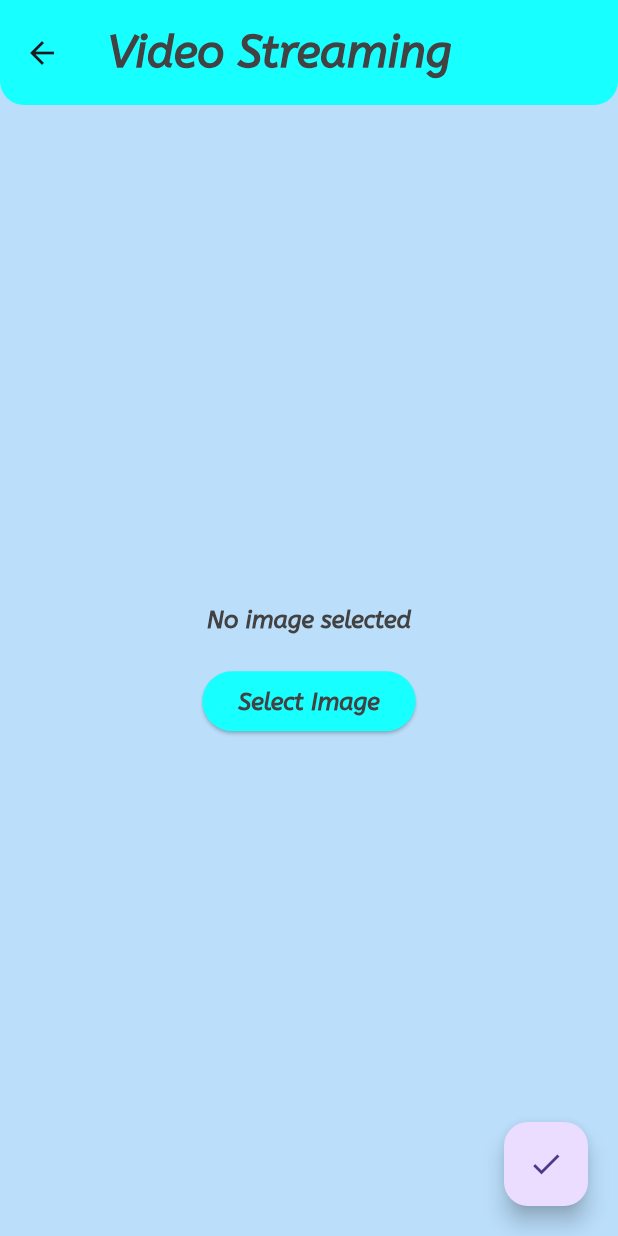
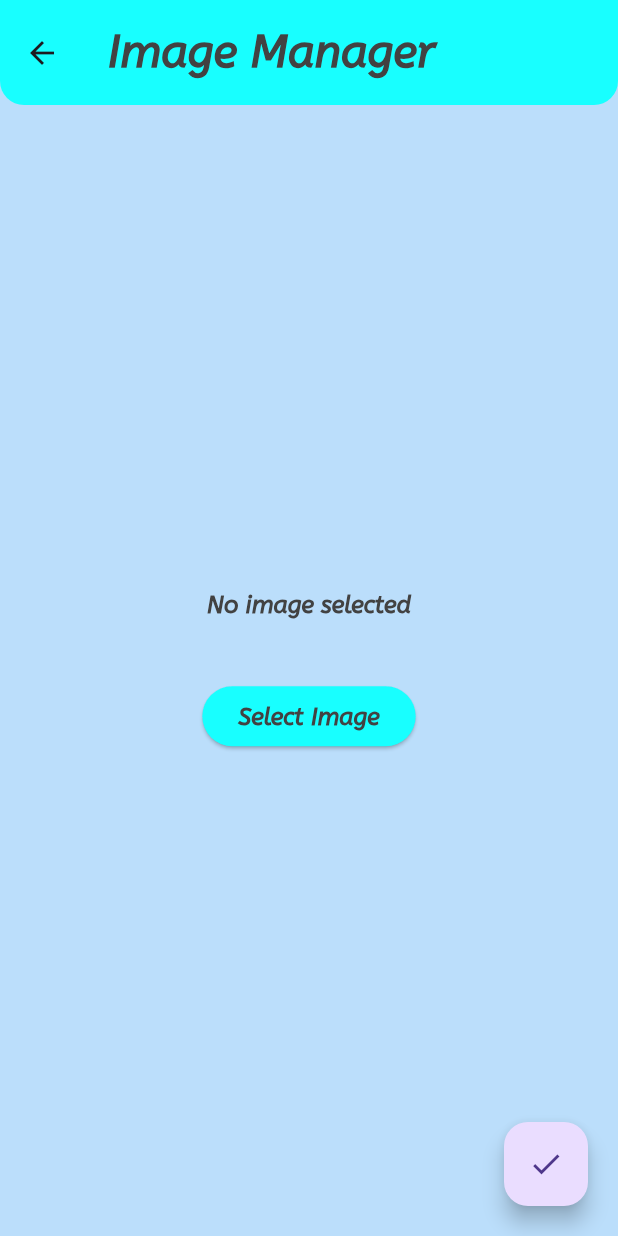
Before and after one commit to Amir0710/TaxiBaxi, a Flutter app: the ImageManager screen opened directly with empty values, on a phone screen of 412 x 824 dp. Run offline on Flutter 3.47's test engine with Material 3 defaults, Android fonts, the phone set to English and light mode, and no system bars; our stand-ins replace flutter_map, flutter_spinkit, image_picker, latlong2, shared_preferences; missing offline and left inert: circular_menu; accounts and stored records are empty.

Commit message:
fix some widget

```diff
--- a/lib/image_controller.dart
+++ b/lib/image_controller.dart
@@ -1,4 +1,5 @@
 import 'dart:io';
+
 import 'package:flutter/material.dart';
 import 'package:image_picker/image_picker.dart';
 import 'package:shared_preferences/shared_preferences.dart';
@@ -37,6 +38,7 @@ class ImageManagerState extends State<ImageManager> {
     if (imagePath != null) {
       setState(() {
         _imagePath = imagePath;
+        _image = File(imagePath); // Update _image with the loaded image path
       });
     }
   }
@@ -54,6 +56,7 @@ class ImageManagerState extends State<ImageManager> {
     if (pickedFile != null) {
       setState(() {
         _imagePath = pickedFile.path;
+        _image = File(pickedFile.path); // Update _image with the picked file
       });
     }
   }
@@ -63,7 +66,7 @@ class ImageManagerState extends State<ImageManager> {
     return Scaffold(
       appBar: AppBar(
         title: Text(
-          'Video Streaming',
+          'Image Manager',
           style: Theme.of(context)
               .textTheme
               .headlineMedium
@@ -97,6 +100,7 @@ class ImageManagerState extends State<ImageManager> {
                               ),
                       ),
                 const SizedBox(height: 20),
+                const SizedBox(height: 20),
                 ElevatedButton(
                   onPressed: _pickImage,
                   style: ElevatedButton.styleFrom(
@@ -119,7 +123,6 @@ class ImageManagerState extends State<ImageManager> {
                 if (_imagePath != null) {
                   _saveImage(_imagePath!);
                   widget.updateImage(_imagePath!);
-                  // widget._showSnackBar('image is saved') ;
                 }
               },
               child: const Icon(Icons.check),
--- a/lib/map_page.dart
+++ b/lib/map_page.dart
@@ -16,7 +16,7 @@ class MapPage extends StatelessWidget {
             children: [
               TileLayer(
                 urlTemplate:
-                    'https://{s}.tile.openstreetmap.org/{z}/{x}/{y}.png',
+                'https://{s}.tile.openstreetmap.org/{z}/{x}/{y}.png',
                 subdomains: const ['a', 'b', 'c'],
                 userAgentPackageName: 'com.example.app',
               ),
@@ -40,7 +40,7 @@ class MapPage extends StatelessWidget {
             padding: const EdgeInsets.only(left: 12, right: 12, top: 36),
             child: Container(
               decoration: BoxDecoration(
-                color: Colors.grey.withOpacity(0.4),borderRadius: BorderRadius.circular(16)
+                  color: Colors.grey.withOpacity(0.4),borderRadius: BorderRadius.circular(16)
               ),
               child: TextField(
                 decoration: InputDecoration(
--- a/lib/user_page.dart
+++ b/lib/user_page.dart
@@ -89,7 +89,7 @@ class _UserHomePageState extends State<UserHomePage> {
                 );
               },
               child: Align(
-                  alignment: Alignment.topLeft,
+                  alignment: Alignment.centerLeft,
                   child: filePath != ''
                       ? ClipOval(
                           child: filePath.contains(
@@ -107,7 +107,7 @@ class _UserHomePageState extends State<UserHomePage> {
                                   fit: BoxFit.fill,
                                 ),
                         )
-                      : null),
+                      : Icon(Icons.person,size: 40,)),
             ),
           )
         ],
--- a/pubspec.yaml
+++ b/pubspec.yaml
@@ -38,6 +38,7 @@ dependencies:
   google_fonts:
   flutter_map:
   latlong2:
+  geocoding:
   flutter_spinkit:
   http:
   image_picker:
```
Also changed, not shown: pubspec.lock, 1 other file. Lines whose indentation alone changed are shown as unchanged.
